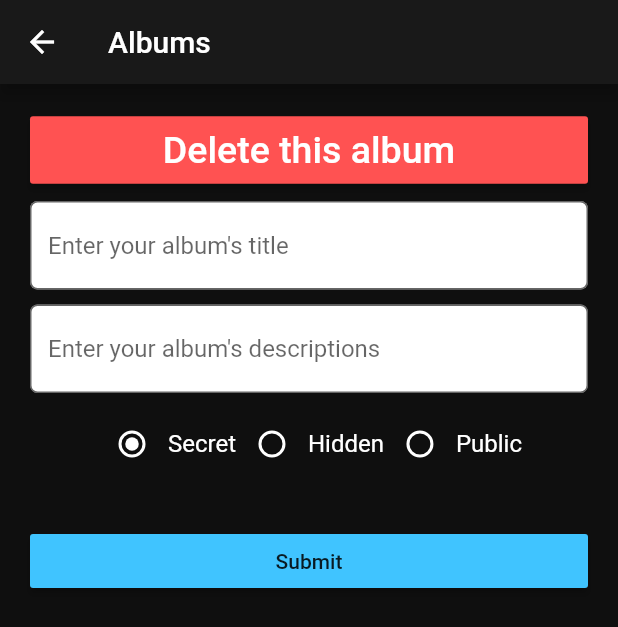
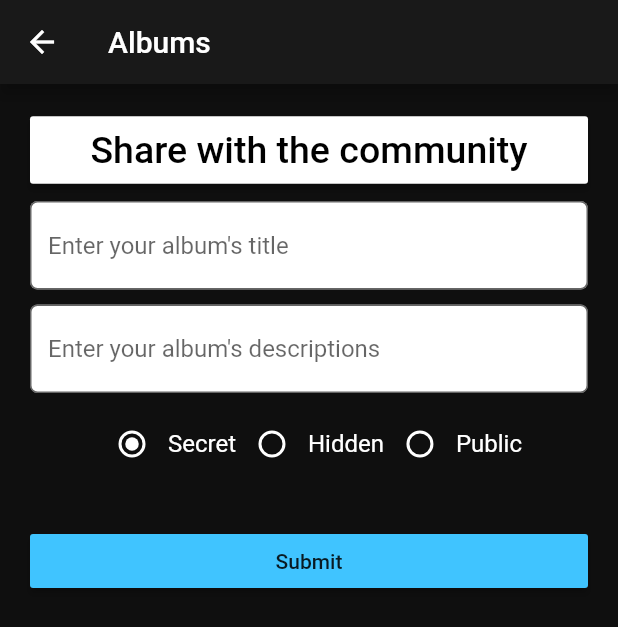
Before and after one commit to H3r3zy/Epicture, a Flutter app: the ManageAlbumPage screen opened directly, on a phone screen of 412 x 824 dp. Shown: the top 627 px of the screen. Run offline on Flutter 3.47's test engine with Material 2 defaults, Android fonts, the phone set to English and light mode, and no system bars; our stand-ins replace cached_network_image, image_picker, modal_progress_hud, share, shared_preferences; missing offline and left inert: color, flutter_webview_plugin; accounts and stored records are empty; network calls fail.

Commit message:
Add share/unshare with the community 'album'

```diff
--- a/lib/pages/ManageAlbum.dart
+++ b/lib/pages/ManageAlbum.dart
@@ -2,6 +2,7 @@ import 'package:flutter/material.dart';
 import 'package:modal_progress_hud/modal_progress_hud.dart';
 import 'package:epicture_flutter/imgur.dart';
 import 'package:epicture_flutter/globals.dart' as globals;
+import 'package:epicture_flutter/pages/Share.dart';
 
 class albumData {
 	bool done = false;
@@ -90,7 +91,7 @@ class ManageAlbumPageState extends State<ManageAlbumPage> {
 					child: new ListView(
 						padding: EdgeInsets.all(20.0),
 						children: [
-							(this.id == "") ? Container() :
+							(this.id == null) ? Container() :
 							new SizedBox(
 								width: double.infinity,
 								// height: double.infinity,
@@ -114,6 +115,56 @@ class ManageAlbumPageState extends State<ManageAlbumPage> {
 									),
 								),
 							),
+							((true) ?
+							new SizedBox( // todo: create a class for this
+								width: double.infinity,
+								// height: double.infinity,
+								child: new RaisedButton(
+									padding: const EdgeInsets.all(8.0),
+									textColor: Colors.black,
+									color: Colors.white,
+									onPressed: () async {
+										var res = await Navigator.push(
+											context,
+											MaterialPageRoute(
+												builder: (context) => new ShareToCommunity({"id": this.id, "title": data.title, "is_album": true})
+											)
+										);
+										if (res != null)
+											Navigator.pop(context);
+									},
+									child: new Text(
+										"Share with the community",
+										style: new TextStyle(
+											fontSize: 25.0,
+											color: Colors.black,
+										),
+									),
+								),
+							) : new SizedBox(
+								width: double.infinity,
+								// height: double.infinity,
+								child: new RaisedButton(
+									padding: const EdgeInsets.all(8.0),
+									textColor: Colors.black,
+									color: Colors.white,
+									onPressed: () async {
+										_modal = true;
+										var res = await Imgur.removeFromTheGallery(this.id);
+										print(res);
+										_modal = false;
+										if (res == true)
+											Navigator.pop(context, "destroy");
+										setState(() {});
+									},
+									child: new Text(
+										"Remove from the gallery",
+										style: new TextStyle(
+											fontSize: 25.0,
+											color: Colors.black,
+										),
+									),
+								))),
 							Container(
 								margin: const EdgeInsets.only(top: 10),
 								child: TextFormField(
@@ -136,77 +187,104 @@ class ManageAlbumPageState extends State<ManageAlbumPage> {
 										this.data.title = value;
 									}
 								),
-							),
-							Container(
-								margin: const EdgeInsets.only(top: 10),
+							), Container(
+								margin: const EdgeInsets.only(top
+									: 10),
 								child: TextFormField(
-									controller: descriptionController,
+									controller:
+									descriptionController,
 									decoration: InputDecoration(
 										hintText: 'Enter your album\'s descriptions',
 										fillColor: Colors.white,
-										filled: true,
+										filled:
+										true,
 										border: OutlineInputBorder(
-											borderRadius: BorderRadius.circular(5.0),
+											borderRadius: BorderRadius.
+											circular(5.0),
 										),
 									),
-									validator: (value) {},
+									validator
+										: (value) {}
+									,
 									onSaved: (String value) {
 										this.data.description = value;
-									},
+									}
+									,
 								),
 							),
 							Container(
-								margin: const EdgeInsets.only(top: 10),
-								child: Row(
+								margin: const
+								EdgeInsets.only(top: 10),
+								child
+									: Row(
 									mainAxisAlignment: MainAxisAlignment.center,
-									children: <Widget>[
+									children
+										: <Widget>[
 										new Radio(
-											onChanged: (String val) {
+											onChanged:
+												(String val) {
 												setState(() => data.privacy = val);
-											},
+											}
+											,
 											activeColor: Theme
 												.of(context)
-												.accentColor,
+												.
+											accentColor,
 											value: "secret",
-											groupValue: data.privacy,
+											groupValue:
+											data.privacy,
 										),
 										new Text(
 											'Secret',
-											style: new TextStyle(fontSize: 16.0),
-										),
-										new Radio(
-											onChanged: (String val) {
+											style: new TextStyle(fontSize:
+											16.0),
+										), new Radio(
+											onChanged:
+												(String val) {
 												setState(() => data.privacy = val);
-											},
+											}
+											,
 											activeColor: Theme
 												.of(context)
-												.accentColor,
+												.
+											accentColor,
 											value: "hidden",
-											groupValue: data.privacy,
+											groupValue:
+											data.privacy,
 										),
 										new Text(
 											'Hidden',
-											style: new TextStyle(fontSize: 16.0),
-										),
-										new Radio(
+											style: new TextStyle(fontSize:
+											16.0),
+										), new
+										Radio
+											(
 											onChanged: (String val) {
 												setState(() => data.privacy = val);
-											},
+											}
+											,
 											activeColor: Theme
 												.of(context)
-												.accentColor,
+												.
+											accentColor,
 											value: "public",
-											groupValue: data.privacy,
+											groupValue:
+											data.privacy,
 										),
 										new Text(
 											'Public',
-											style: new TextStyle(fontSize: 16.0),
+											style: new TextStyle(fontSize:
+											16.0),
 										),
-									],
+									]
+									,
 								)
-							),
-							Container(
-								margin: const EdgeInsets.only(top: 30),
+							)
+							,
+							Container
+								(
+								margin:
+								const EdgeInsets.only (top: 30),
 								child: RaisedButton(
 									color: Colors.lightBlueAccent,
 									onPressed: () {
@@ -214,14 +292,13 @@ class ManageAlbumPageState extends State<ManageAlbumPage> {
 										// the form is invalid.
 										this.submit();
 									},
-									child: Text('Submit'),
+									child: Text((this.id == null) ? 'Submit' : "Update"),
 								),
 							),
-
 						]
 					)
-				),
-				inAsyncCall: _modal),
+				), inAsyncCall: _modal)
+			,
 		);
 	}
 }
```
Also changed, not shown: lib/imgur.dart (+15 -0 lines), lib/pages/Share.dart (+6 -1 lines), lib/widgets/AlbumsList.dart (+6 -9 lines).
